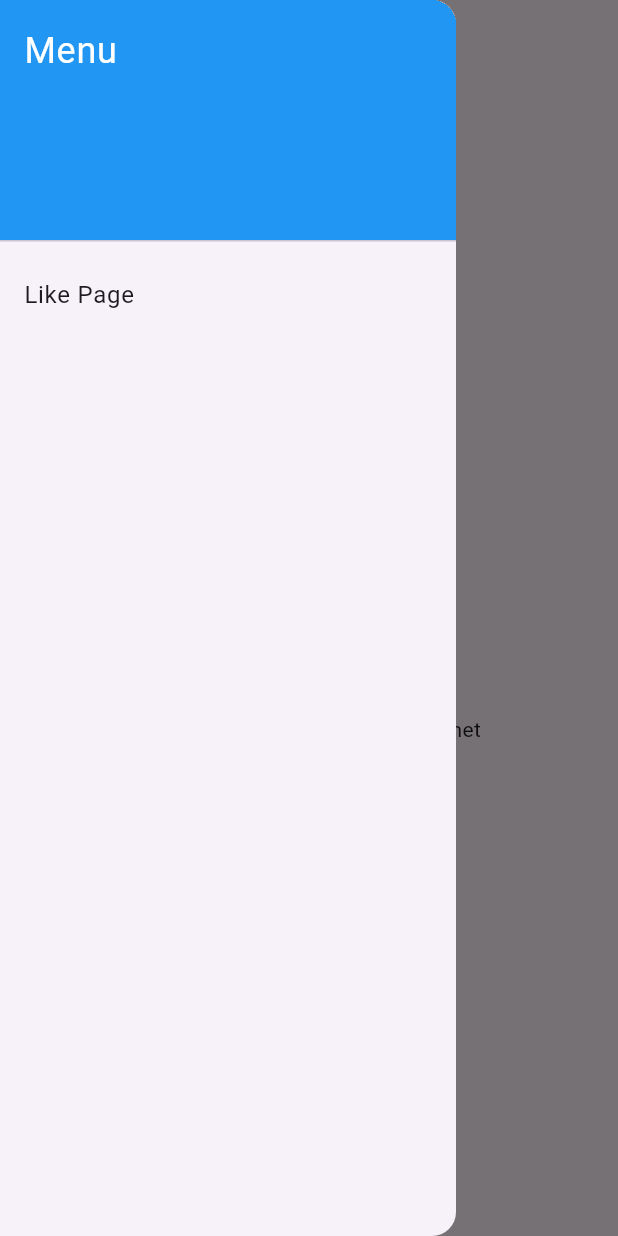
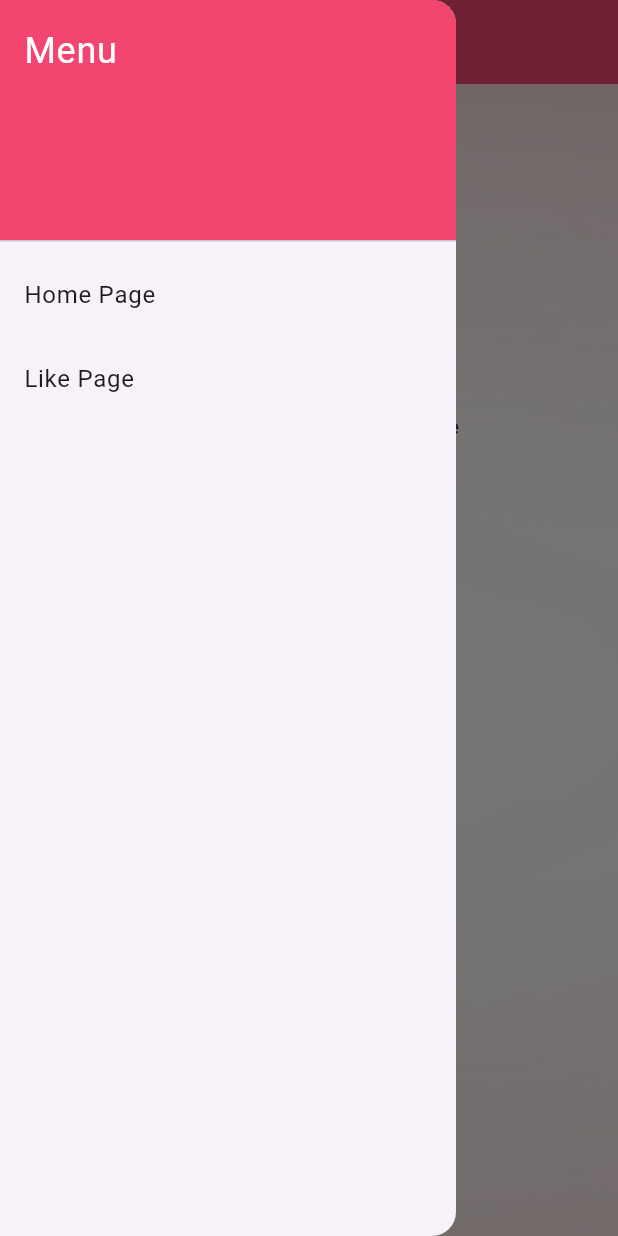
Before and after one commit to eleborrr/BeaverTinder, a Flutter app: the screen it shows after launch, with the side drawer open, on a phone screen of 412 x 824 dp. Run offline on Flutter 3.47's test engine with Material 3 defaults, Android fonts, the phone set to English and light mode, and no system bars.

Commit message:
[mod] shared scaffold

```diff
--- a/mobile/lib/Components/beaver_drawer.dart
+++ b/mobile/lib/Components/beaver_drawer.dart
@@ -1,26 +1,37 @@
 import 'package:flutter/material.dart';
+import 'package:mobile/styles/home_style.dart';
 
 class BeaverDrawer extends StatelessWidget {
+  const BeaverDrawer({super.key});
+
   @override
   Widget build(BuildContext context) {
     return Drawer(
       child: ListView(
         padding: EdgeInsets.zero,
         children: <Widget>[
-          const DrawerHeader(
+          DrawerHeader(
             decoration: BoxDecoration(
-              color: Colors.blue,
+              color: const HomeStyles().MainColor(),
             ),
-            child: Text(
+            child: const Text(
               'Menu',
               style: TextStyle(color: Colors.white, fontSize: 24),
             ),
           ),
           _buildListTile(
             context,
+            title: 'Home Page',
+            onTap: () {
+              Navigator.of(context).pop();
+              Navigator.pushNamed(context, '/home');
+            },
+          ),
+          _buildListTile(
+            context,
             title: 'Like Page',
             onTap: () {
-              Navigator.of(context).pop(); // Закрываем боковое меню
+              Navigator.of(context).pop();
               Navigator.pushNamed(context, '/like');
             },
           ),
--- /dev/null
+++ b/mobile/lib/Components/shared/beaver_scaffold.dart
@@ -0,0 +1,28 @@
+import 'package:flutter/material.dart';
+
+import '../../styles/home_style.dart';
+import '../beaver_drawer.dart';
+class BeaverScaffold extends StatelessWidget {
+  final Widget? body;
+  final String title;
+  const BeaverScaffold ({
+    super.key,
+    required this.body,
+    required this.title,
+  });
+
+  @override
+  Widget build(BuildContext context) {
+    return Scaffold(
+        appBar: AppBar(
+        backgroundColor: const HomeStyles().MainColor(),
+    centerTitle: true,
+    title: Text(
+     title,
+    style: const HomeStyles().getMainTextStyle()),
+    ),
+    drawer: BeaverDrawer(),
+    body:  body
+    );
+  }
+}
--- a/mobile/lib/Pages/home_page.dart
+++ b/mobile/lib/Pages/home_page.dart
@@ -1,6 +1,9 @@
 import 'package:flutter/material.dart';
 import 'package:mobile/Components/home/home_card.dart';
+import 'package:mobile/Components/shared/beaver_scaffold.dart';
 import 'package:mobile/styles/home_style.dart';
+
+import '../Components/beaver_drawer.dart';
 
 class HomePage extends StatefulWidget {
   const HomePage({super.key});
@@ -30,14 +33,8 @@ class _HomePageState extends State<HomePage> {
 
   @override
   Widget build(BuildContext context) {
-    return Scaffold(
-      appBar: AppBar(
-        backgroundColor: const HomeStyles().MainColor(),
-        centerTitle: true,
-        title: Text(
-          "Home page",
-        style: const HomeStyles().getMainTextStyle()),
-      ),
+    return BeaverScaffold(
+      title: "Home Page",
       body: Container(
         decoration: const BoxDecoration(
             image: DecorationImage(
--- a/mobile/lib/Pages/like_page.dart
+++ b/mobile/lib/Pages/like_page.dart
@@ -1,4 +1,5 @@
 import 'package:flutter/material.dart';
+import 'package:mobile/Components/shared/beaver_scaffold.dart';
 import '../Components/beaver_card.dart';
 import '../Components/beaver_drawer.dart';
 
@@ -61,11 +62,8 @@ class _LikePageState extends State<LikePage> {
 
   @override
   Widget build(BuildContext context) {
-    return Scaffold(
-      drawer: BeaverDrawer(),
-      appBar: AppBar(
-        title: Text('Like Page'),
-      ),
+    return BeaverScaffold(
+      title: "Like Page",
       body: cards.isEmpty
           ? Center(
         child: CircularProgressIndicator(),
--- a/mobile/lib/main.dart
+++ b/mobile/lib/main.dart
@@ -1,14 +1,17 @@
 import 'package:flutter/material.dart';
+import 'package:mobile/Pages/home_page.dart';
 import 'Components/beaver_drawer.dart';
 import 'Pages/like_page.dart';
 import 'Pages/login_page.dart';
 import 'Pages/register_page.dart';
 
 void main() {
-  runApp(MyApp());
+  runApp(const MyApp());
 }
 
 class MyApp extends StatelessWidget {
+  const MyApp({super.key});
+
   @override
   Widget build(BuildContext context) {
     return MaterialApp(
@@ -16,18 +19,21 @@ class MyApp extends StatelessWidget {
       routes: {
         '/login': (context) => LoginPage(),
         '/register': (context) => RegisterPage(),
-        '/like': (context) => LikePage(),
+        '/like': (context) => const LikePage(),
+        '/home': (context) => const HomePage()
       },
-      home: MainPage(), // Используйте MainPage как вашу домашнюю страницу
+      home: const MainPage(), // Используйте MainPage как вашу домашнюю страницу
     );
   }
 }
 
 class MainPage extends StatelessWidget {
+  const MainPage({super.key});
+
   @override
   Widget build(BuildContext context) {
     return Scaffold(
-      body: LikePage(), // Ваша домашняя страница по умолчанию
+      body: HomePage(), // Ваша домашняя страница по умолчанию
     );
   }
 }
```
